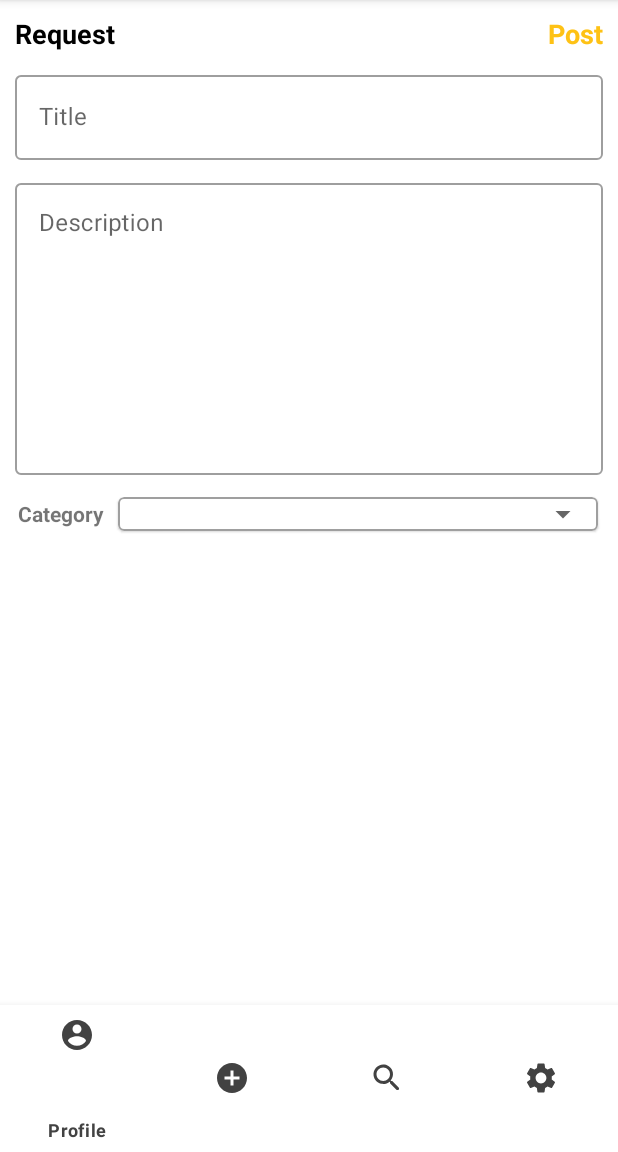
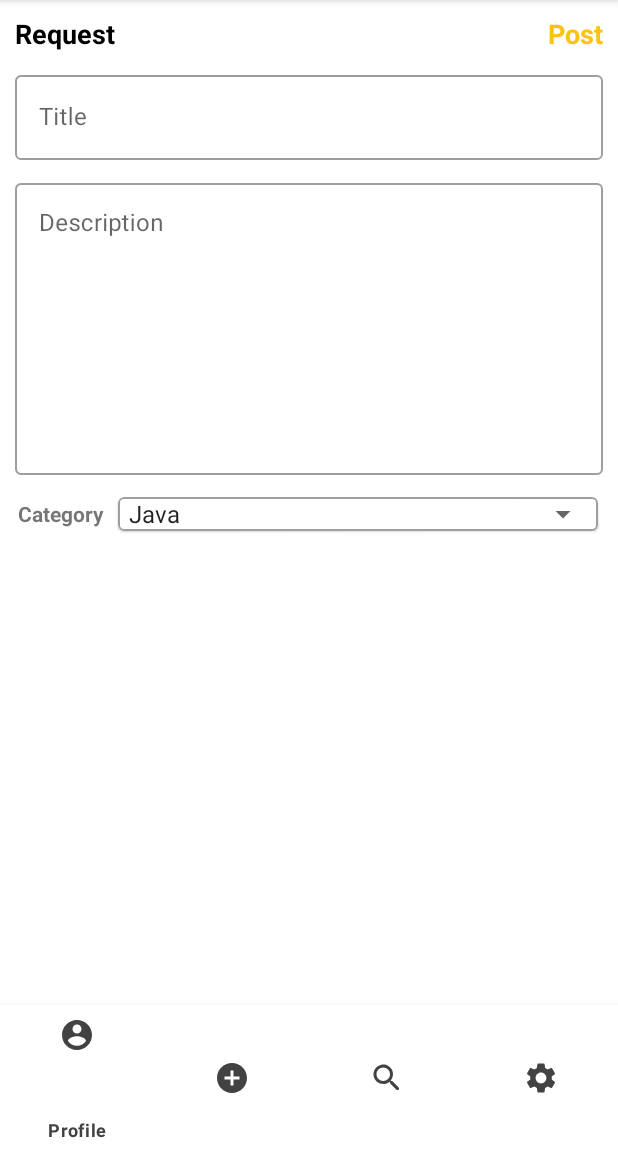
Before and after one commit to phuc16102001/beekey, an Android app: the fragment PostTaskFragment placed in its activity, on a phone screen of 412 x 824 dp, the part 84-1236 px from its top. Run offline under Robolectric (Android 15) with nearby library versions, the phone set to English and light mode, and no system bars.

Commit message:
add spinner in post_task

```diff
--- /dev/null
+++ b/src/App/app/src/main/java/com/btree/beekey/Controller/Adapter/Category.kt
@@ -0,0 +1,6 @@
+package com.btree.beekey.Controller.Adapter
+
+class Category(
+    var categoryId: Int,
+    var categoryName: String,
+)
--- a/src/App/app/src/main/java/com/btree/beekey/Controller/Fragment/PostTaskFragment.kt
+++ b/src/App/app/src/main/java/com/btree/beekey/Controller/Fragment/PostTaskFragment.kt
@@ -1,18 +1,18 @@
 package com.btree.beekey.Controller.Fragment
 
 import android.os.Bundle
-import android.util.Log
 import androidx.fragment.app.Fragment
 import android.view.LayoutInflater
 import android.view.View
 import android.view.ViewGroup
-import com.btree.beekey.Controller.Adapter.Feedback
-import com.btree.beekey.Controller.Adapter.FeedbackAdapter
+import android.widget.AdapterView
+import android.widget.ArrayAdapter
+import android.widget.Toast
+import androidx.databinding.DataBindingUtil.setContentView
 import com.btree.beekey.R
 import com.btree.beekey.databinding.FragmentPostTaskBinding
-import com.btree.beekey.databinding.FragmentProfileBinding
 
-class PostTaskFragment:Fragment(R.layout.fragment_post_task){
+class PostTaskFragment : Fragment(R.layout.fragment_post_task) {
 
     private var _binding: FragmentPostTaskBinding? = null
 
@@ -25,6 +25,7 @@ class PostTaskFragment:Fragment(R.layout.fragment_post_task){
         container: ViewGroup?,
         savedInstanceState: Bundle?
     ): View? {
+
         _binding = FragmentPostTaskBinding.inflate(inflater, container, false)
         return binding.root
     }
@@ -35,5 +36,30 @@ class PostTaskFragment:Fragment(R.layout.fragment_post_task){
     }
 
     override fun onViewCreated(view: View, savedInstanceState: Bundle?) {
+        val spinner = binding.spinnerCategory
+        val category = resources.getStringArray(R.array.Category)
+        val adapter = context?.let {
+            ArrayAdapter(
+                it, android.R.layout.simple_spinner_item, category
+            ).also { adapter -> adapter.setDropDownViewResource(android.R.layout.simple_spinner_dropdown_item) }
+        }
+        spinner.adapter = adapter
+
+        spinner.onItemSelectedListener = object :
+            AdapterView.OnItemSelectedListener {
+            override fun onItemSelected(
+                parent: AdapterView<*>,
+                view: View, position: Int, id: Long
+            ) {
+//                Toast.makeText(
+//                    context,
+//                    category[position], Toast.LENGTH_LONG
+//                ).show()
+            }
+
+            override fun onNothingSelected(parent: AdapterView<*>) {
+
+            }
+        }
     }
 }
--- /dev/null
+++ b/src/App/app/src/main/java/com/btree/beekey/Model/CategoryResponse.kt
@@ -0,0 +1,10 @@
+package com.btree.beekey.Model
+
+import com.btree.beekey.Controller.Adapter.Category
+import com.google.gson.annotations.SerializedName
+
+class CategoryResponse (
+    @SerializedName("exitcode") val exitcode: Int,
+    @SerializedName("message") val message: String,
+    @SerializedName("categories") val categories: List<Category>
+)
--- a/src/App/app/src/main/java/com/btree/beekey/Utils/MyAPI.kt
+++ b/src/App/app/src/main/java/com/btree/beekey/Utils/MyAPI.kt
@@ -5,7 +5,7 @@ import retrofit2.converter.gson.GsonConverterFactory
 
 class MyAPI {
     companion object {
-        val BASE_URL = "http://116.102.232.5"
+        val BASE_URL = "http://171.232.49.2"
         val PORT = "8080"
 
         fun getAPI(): API {
--- a/src/App/app/src/main/res/layout/fragment_post_task.xml
+++ b/src/App/app/src/main/res/layout/fragment_post_task.xml
@@ -18,7 +18,7 @@
             android:layout_width="wrap_content"
             android:layout_height="wrap_content"
             android:fontFamily="sans-serif"
-            android:text="Request"
+            android:text="@string/request"
             android:textColor="@color/black"
             android:textSize="18sp"
             android:textStyle="bold"/>
@@ -28,7 +28,7 @@
             android:layout_width="wrap_content"
             android:layout_height="wrap_content"
             android:fontFamily="sans-serif"
-            android:text="Post"
+            android:text="@string/post"
             android:textColor="@color/beeyellow"
             android:textSize="18sp"
             android:textStyle="bold"
@@ -41,7 +41,7 @@
         android:layout_width="match_parent"
         android:layout_height="wrap_content"
         style="@style/Widget.MaterialComponents.TextInputLayout.OutlinedBox"
-        android:hint="Title"
+        android:hint="@string/title"
         android:layout_marginTop="10dp">
 
         <com.google.android.material.textfield.TextInputEditText
@@ -57,7 +57,7 @@
         android:layout_marginTop="10dp">
 
         <com.google.android.material.textfield.TextInputEditText
-            android:hint="Description"
+            android:hint="@string/description"
             android:layout_width="match_parent"
             android:layout_height="match_parent"
             android:gravity="top"
@@ -72,7 +72,7 @@
         <TextView
             android:layout_width="wrap_content"
             android:layout_height="match_parent"
-            android:text="Category"
+            android:text="@string/category"
             android:layout_marginStart="2dp"
             android:textStyle="bold"
             android:gravity="center_vertical"/>
@@ -86,10 +86,15 @@
             app:strokeWidth="1dp">
 
             <Spinner
-                android:id="@+id/spinner_employee"
+                android:id="@+id/spinnerCategory"
                 android:layout_width="match_parent"
-                android:layout_height="wrap_content"/>
+                android:layout_height="wrap_content"
+                android:overlapAnchor="false"
+                />
         </com.google.android.material.card.MaterialCardView>
+
+
+
     </LinearLayout>
 
 
--- a/src/App/app/src/main/res/values/strings.xml
+++ b/src/App/app/src/main/res/values/strings.xml
@@ -53,4 +53,18 @@
     <string name="my_request">My Request</string>
     <string name="on_going_task">On-going Task</string>
     <string name="feedback">Feedback</string>
+    <string name="request">Request</string>
+    <string name="post">Post</string>
+    <string name="title">Title</string>
+    <string name="description">Description</string>
+    <string name="category">Category</string>
+
+    <string-array name="Category">
+        <item>Java</item>
+        <item>Kotlin</item>
+        <item>Swift</item>
+        <item>Python</item>
+        <item>Scala</item>
+        <item>Perl</item>
+    </string-array>
 </resources>
```
